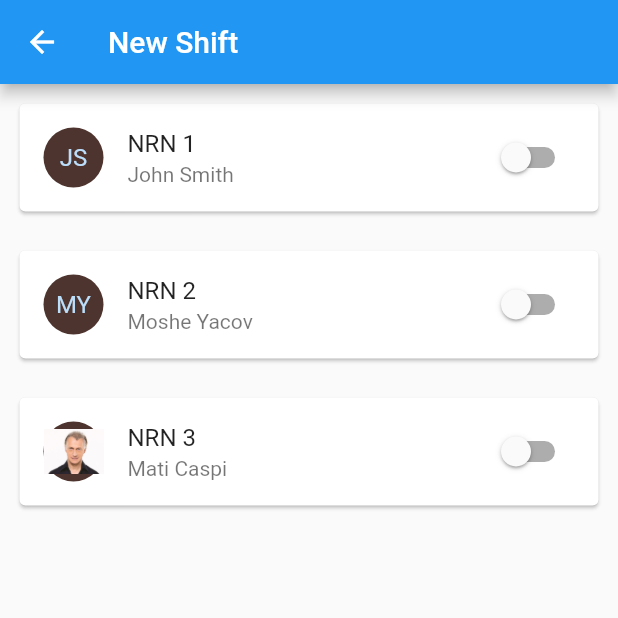
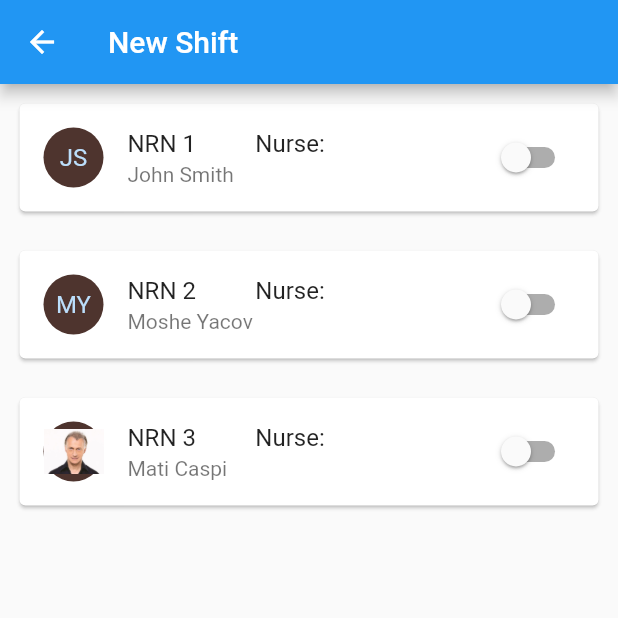
Before and after one commit to YuvalAshkenazi/LabDay, a Flutter app: the NewShift screen opened by its route, on a phone screen of 412 x 824 dp, the top half of it. Run offline on Flutter 3.47's test engine with Material 2 defaults, Android fonts, the phone set to English and light mode, and no system bars; our stand-ins replace cloud_firestore, firebase_core, font_awesome_flutter; accounts and stored records are empty.

Commit message:
Add nurse id to patient

```diff
--- a/lib/bussiness_logic/models/patient.dart
+++ b/lib/bussiness_logic/models/patient.dart
@@ -6,7 +6,7 @@ class Patient {
   DateTime _birthDate;
   Image _picture;
   final String _pictureURL;
-
+  String nurseId = "";
 
   Patient(this._MRNumber, this._fullName, this._pictureURL) {
     if (_pictureURL.length > 0)
--- a/lib/ui/screens/new_shift/patient_item.dart
+++ b/lib/ui/screens/new_shift/patient_item.dart
@@ -9,9 +9,10 @@ class PatientItem implements IListItem {
 
   //final String body;
 
-  PatientItem(this.patient);
+  PatientItem(this.patient) {}
 
-  Widget buildTitle(BuildContext context) => Text(patient.MRNumber);
+  Widget buildTitle(BuildContext context) =>
+      Text(patient.MRNumber + "          "+ "Nurse: " + patient.nurseId);
 
   Widget buildSubtitle(BuildContext context) => Text(patient.FullName);
 
```
Also changed, not shown: lib/ui/screens/new_shift/patient_card.dart (+9 -1 lines).
